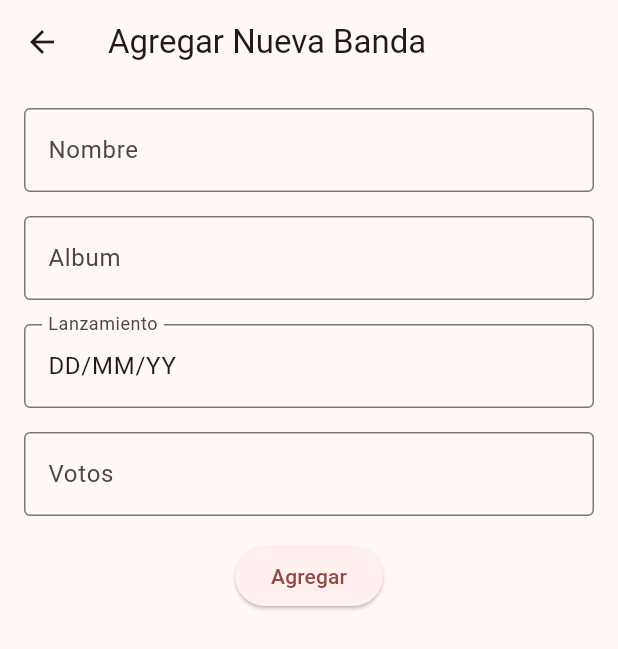
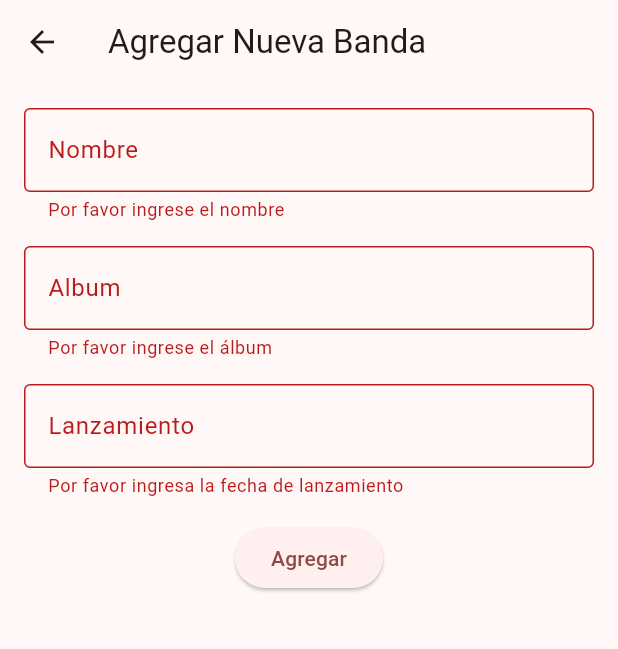
Before and after one commit to Carlosmon04/BandasDeRock, a Flutter app: the NewUserPage screen opened by its route, after a tap on "Agregar", on a phone screen of 412 x 824 dp. Shown: the top 649 px of the screen. Run offline on Flutter 3.47's test engine with Material 3 defaults, Android fonts, the phone set to English and light mode, and no system bars; our stand-ins replace cloud_firestore, firebase_core; accounts and stored records are empty.

Commit message:
Toques de Bandas

```diff
--- a/lib/new_bandas_page.dart
+++ b/lib/new_bandas_page.dart
@@ -1,13 +1,21 @@
 import 'package:cloud_firestore/cloud_firestore.dart';
+import 'package:firebase_core/firebase_core.dart';
 import 'package:flutter/material.dart';
 
-class NewUserPage extends StatelessWidget {
-  NewUserPage({super.key});
+class NewUserPage extends StatefulWidget {
+  NewUserPage({Key? key}) : super(key: key);
+
+  @override
+  _NewUserPageState createState() => _NewUserPageState();
+}
+
+class _NewUserPageState extends State<NewUserPage> {
+  final _formKey = GlobalKey<FormState>();
 
   final nombreController = TextEditingController(text: '');
   final albumController = TextEditingController(text: '');
-  final lanzamientoController = TextEditingController(text: 'DD/MM/YY');
-  final votosController = TextEditingController(text: '');
+  final lanzamientoController = TextEditingController(text: '');
+  final votosController = 0;
 
   @override
   Widget build(BuildContext context) {
@@ -18,74 +26,89 @@ class NewUserPage extends StatelessWidget {
       body: Padding(
         padding: const EdgeInsets.all(16.0),
         child: SingleChildScrollView(
+          child: Form(
+            key: _formKey,
             child: Column(
               mainAxisAlignment: MainAxisAlignment.start,
               children: [
-              TextField(
+                TextFormField(
                   controller: nombreController,
                   decoration: const InputDecoration(
                     border: OutlineInputBorder(),
                     labelText: 'Nombre',
+                    hintText: 'Nombre de Banda'
                   ),
+                  validator: (value) {
+                    if (value == null || value.isEmpty) {
+                      return 'Por favor ingrese el nombre';
+                    }
+                    return null;
+                  },
                 ),
                 const SizedBox(height: 16.0),
-              TextField(
+                TextFormField(
                   controller: albumController,
                   decoration: const InputDecoration(
                     border: OutlineInputBorder(),
                     labelText: 'Album',
+                    hintText: 'Album De Su Banda'
                   ),
+                  validator: (value) {
+                    if (value == null || value.isEmpty) {
+                      return 'Por favor ingrese el álbum';
+                    }
+                    return null;
+                  },
                 ),
                 const SizedBox(height: 16.0),
-               TextField(
+
+
+                TextFormField(
                   controller: lanzamientoController,
+
+
                   decoration: const InputDecoration(
                     border: OutlineInputBorder(),
                     labelText: 'Lanzamiento',
+                    hintText: 'DD/MM/YY'
+
                   ),
+                  validator: (value) {
+                    if (value == null || value.isEmpty) {
+                      return 'Por favor ingresa la fecha de lanzamiento';
+                    }
+                    return null;
+                  },
                 ),
-              const SizedBox(height: 16.0),
-              TextField(
-                controller: votosController,
-                decoration: const InputDecoration(
-                  border: OutlineInputBorder(),
-                  labelText: 'Votos',
-                ),
-              ),
+
                 const SizedBox(height: 16.0),
                 ElevatedButton(
                   onPressed: () async {
-                  // Add user to Firebase
-                  //obtener los valores de los textfields
+                    final instance = FirebaseFirestore.instance;
+
+                    if (_formKey.currentState!.validate()) {
+                      final query = await instance.collection('Bandas').where('Nombre', isEqualTo: nombreController.text.trim()).get();
+                      final quero = await instance.collection('Bandas').where('Album', isEqualTo: albumController.text.trim()).get();
+
+                      if (query.docs.isEmpty && quero.docs.isEmpty) {
                         final data = {
                           'Nombre': nombreController.text,
                           'Album': albumController.text,
                           'Lanzamiento': lanzamientoController.text,
-                    'Votos' : int.parse(votosController.text)
+                          'Votos': votosController,
                         };
 
-                  final instance = FirebaseFirestore.instance;
-
-                  //mostrar un icono de carga
-
-                  //agregar con un ID automatico
-                  final respuesta =
-                      await instance.collection('Bandas').add(data);
-
-                  // final respuesta = instance
-                  //             .collection('usuarios/123/asignatutas_asignadas')
-                  //             .add(data);
-
-                  // final respuesta = instance
-                  //     .collection('usuarios')
-                  //     .doc('123')
-                  //     .collection('asignatutas_asignadas')
-                  //     .doc()
-                  //     .set(data);
+                        final respuesta = await instance.collection('Bandas').add(data);
 
                         print(respuesta);
+
                         Navigator.pop(context);
-                 // Navigator.pushNamed(context, );
+                      } else {
+                        ScaffoldMessenger.of(context).showSnackBar(
+                          const SnackBar(content: Text('Ya Existe')),
+                        );
+                      }
+                    }
                   },
                   child: const Text('Agregar'),
                 ),
@@ -93,6 +116,7 @@ class NewUserPage extends StatelessWidget {
             ),
           ),
         ),
+      ),
     );
   }
 }
```
Also changed, not shown: lib/main.dart (+42 -29 lines). Lines whose indentation alone changed are shown as unchanged.
